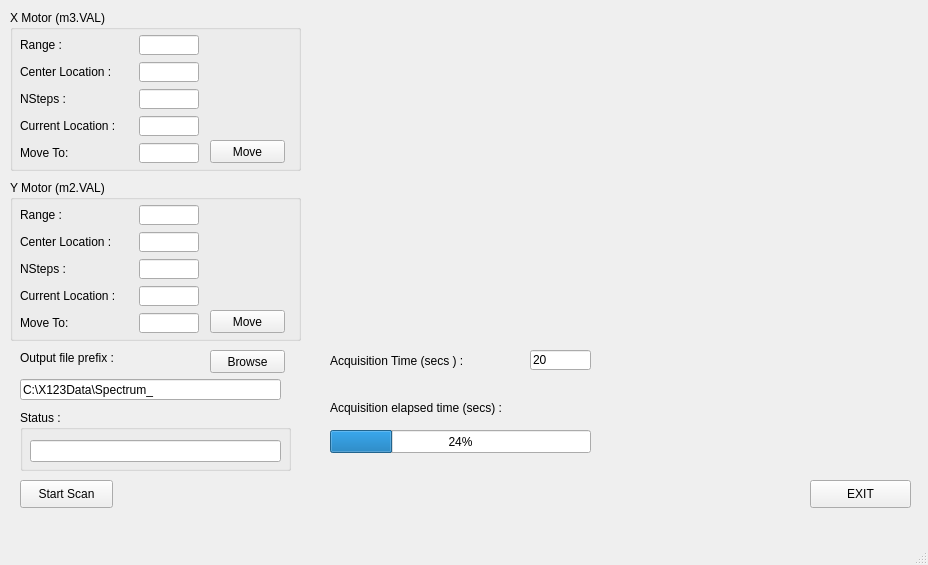
The window that gridscan_mainwin.ui (hgarbeil/pyAmptek) describes before a commit, drawn with Qt 5.
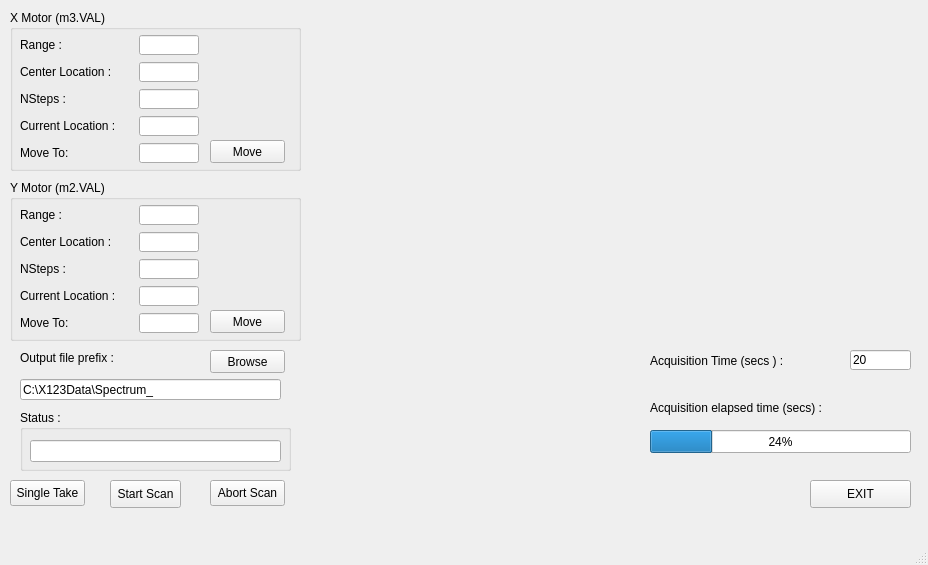
The same window after the commit. Custom widgets are drawn as their Qt base class.

Commit message: abort and single scan added

The edit to the form file:
```diff
--- a/gridscan_mainwin.ui
+++ b/gridscan_mainwin.ui
@@ -170,12 +170,18 @@
    <widget class="QPushButton" name="StartScanButton">
     <property name="geometry">
      <rect>
-      <x>20</x>
+      <x>110</x>
       <y>480</y>
-      <width>93</width>
+      <width>71</width>
       <height>28</height>
      </rect>
     </property>
+    <property name="minimumSize">
+     <size>
+      <width>0</width>
+      <height>28</height>
+     </size>
+    </property>
     <property name="text">
      <string>Start Scan</string>
     </property>
@@ -375,7 +381,7 @@
    <widget class="QLabel" name="label_12">
     <property name="geometry">
      <rect>
-      <x>330</x>
+      <x>650</x>
       <y>350</y>
       <width>161</width>
       <height>21</height>
@@ -388,7 +394,7 @@
    <widget class="QLineEdit" name="acquisitionTimeLE">
     <property name="geometry">
      <rect>
-      <x>530</x>
+      <x>850</x>
       <y>350</y>
       <width>61</width>
       <height>20</height>
@@ -447,7 +453,7 @@
    <widget class="QProgressBar" name="curAcqSecPBar">
     <property name="geometry">
      <rect>
-      <x>330</x>
+      <x>650</x>
       <y>430</y>
       <width>261</width>
       <height>23</height>
@@ -460,7 +466,7 @@
    <widget class="QLabel" name="label_13">
     <property name="geometry">
      <rect>
-      <x>330</x>
+      <x>650</x>
       <y>400</y>
       <width>191</width>
       <height>16</height>
@@ -470,6 +476,44 @@
      <string>Acquisition elapsed time (secs) :</string>
     </property>
    </widget>
+   <widget class="QPushButton" name="singleAcqButton">
+    <property name="geometry">
+     <rect>
+      <x>10</x>
+      <y>480</y>
+      <width>75</width>
+      <height>26</height>
+     </rect>
+    </property>
+    <property name="minimumSize">
+     <size>
+      <width>0</width>
+      <height>23</height>
+     </size>
+    </property>
+    <property name="text">
+     <string>Single Take</string>
+    </property>
+   </widget>
+   <widget class="QPushButton" name="abortScanButton">
+    <property name="geometry">
+     <rect>
+      <x>210</x>
+      <y>480</y>
+      <width>75</width>
+      <height>26</height>
+     </rect>
+    </property>
+    <property name="minimumSize">
+     <size>
+      <width>0</width>
+      <height>23</height>
+     </size>
+    </property>
+    <property name="text">
+     <string>Abort Scan</string>
+    </property>
+   </widget>
   </widget>
   <widget class="QMenuBar" name="menubar">
    <property name="geometry">
```
Left out of the diff: 2 changed lines with no effect on the pictures. The commit also changes 3 other files.
